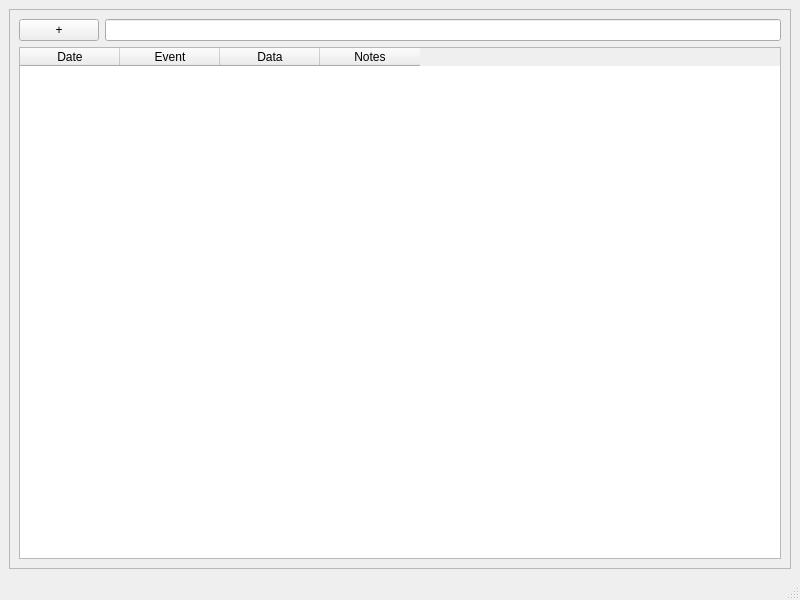
This is MainWindow.ui in IcosahedralDice/etracker as Qt 5 draws it before an edit. The edited form follows.
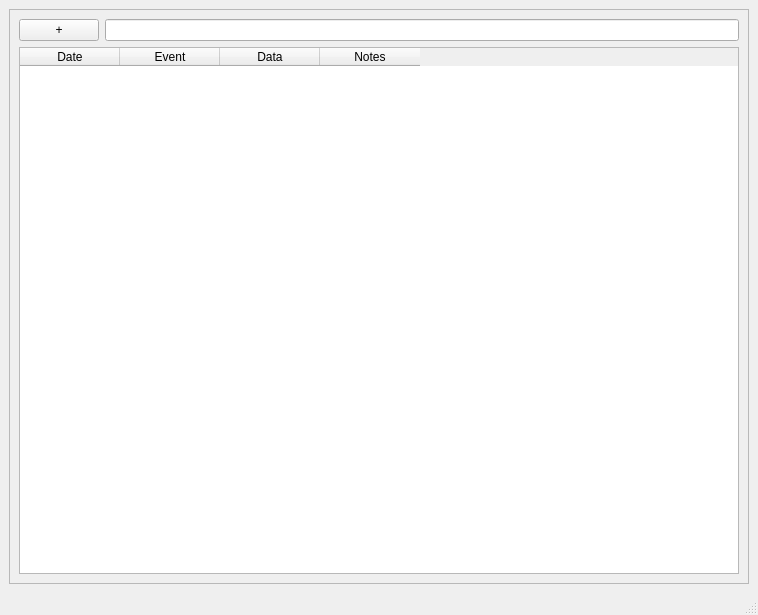
This is the edited form.

Diff of the .ui file:
```diff
--- a/MainWindow.ui
+++ b/MainWindow.ui
@@ -6,8 +6,8 @@
    <rect>
     <x>0</x>
     <y>0</y>
-    <width>800</width>
-    <height>600</height>
+    <width>758</width>
+    <height>615</height>
    </rect>
   </property>
   <property name="windowTitle">
@@ -30,8 +30,8 @@
           <rect>
            <x>0</x>
            <y>0</y>
-           <width>778</width>
-           <height>534</height>
+           <width>736</width>
+           <height>549</height>
           </rect>
          </property>
          <layout class="QGridLayout" name="gridLayout_2">
```
Left out of the diff: 8 changed lines with no effect on the pictures.
